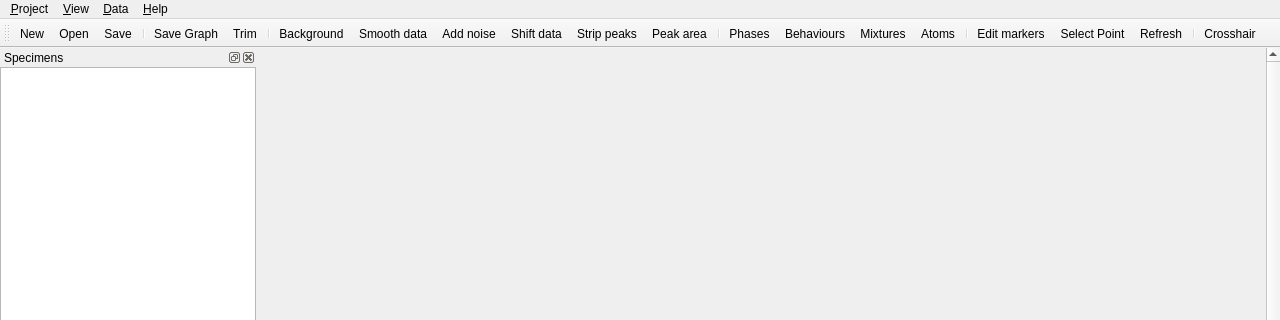
Old version of the form src/mudlab/ui/main_window.ui in the repository Parthasarathi-Ghosh/MudLab2; both pictures show x 0 to 1280 and y 0 to 320 of the 1280 by 800 pixel window.
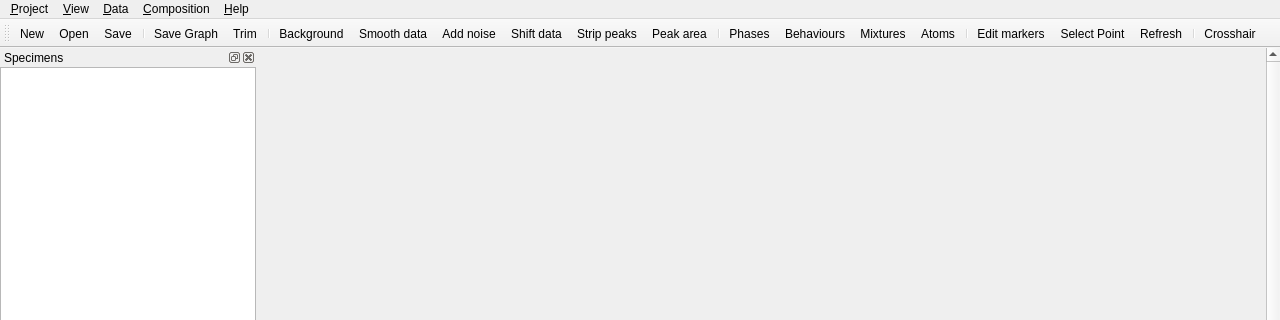
New version of the form. Icons and pictures are not drawn.

Commit message: Composition menu with removal, and exporters for the old app and PyXRD

The edit to the form file:
```diff
--- a/src/mudlab/ui/main_window.ui
+++ b/src/mudlab/ui/main_window.ui
@@ -86,6 +86,13 @@
     <addaction name="separator"/>
     <addaction name="actionQuit"/>
    </widget>
+    <widget class="QMenu" name="menuExport">
+     <property name="title">
+      <string>&amp;Export</string>
+     </property>
+     <addaction name="actionExportOldMud"/>
+     <addaction name="actionExportPyxrd"/>
+    </widget>
    <widget class="QMenu" name="menuView">
     <property name="title">
      <string>&amp;View</string>
@@ -126,7 +133,13 @@
     <addaction name="separator"/>
     <addaction name="actionEditMixtures"/>
     <addaction name="separator"/>
-    <addaction name="actionImportComposition"/>
+   </widget>
+   <widget class="QMenu" name="menuComposition">
+    <property name="title">
+     <string>&amp;Composition</string>
+    </property>
+    <addaction name="actionEditComposition"/>
+    <addaction name="actionRemoveComposition"/>
    </widget>
    <widget class="QMenu" name="menuHelp">
     <property name="title">
@@ -138,6 +151,7 @@
    <addaction name="menuProject"/>
    <addaction name="menuView"/>
    <addaction name="menuData"/>
+   <addaction name="menuComposition"/>
    <addaction name="menuHelp"/>
   </widget>
   <widget class="QStatusBar" name="statusBar"/>
```
Left out of the diff: 33 changed lines with no effect on the pictures. The commit also changes 9 other files.
